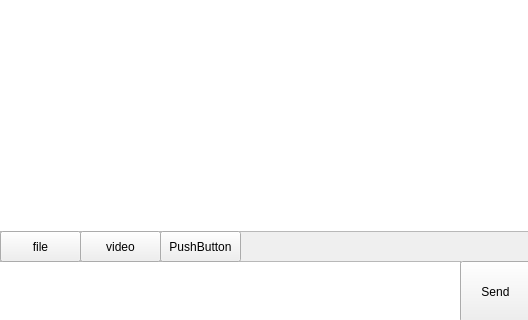
Qt form GUI/mainwindow.ui (FrozenBurning/MyQQ) before a commit; both pictures show x 380 to 908 and y 219 to 539 of the 908 by 539 pixel window.
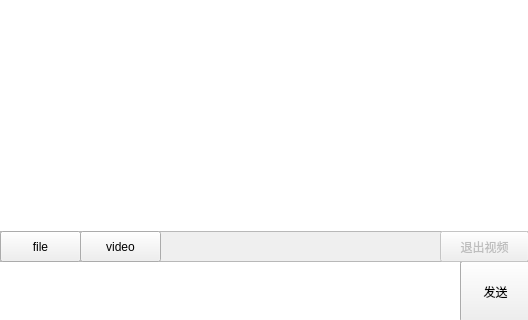
The same form after that commit.

```diff
--- a/GUI/mainwindow.ui
+++ b/GUI/mainwindow.ui
@@ -44,7 +44,7 @@
      </rect>
     </property>
     <property name="text">
-     <string>Send</string>
+     <string>发送</string>
     </property>
    </widget>
    <widget class="QPushButton" name="text_send">
@@ -98,22 +98,6 @@
      <bool>true</bool>
     </property>
    </widget>
-   <widget class="QPushButton" name="pushButton_5">
-    <property name="geometry">
-     <rect>
-      <x>540</x>
-      <y>450</y>
-      <width>81</width>
-      <height>31</height>
-     </rect>
-    </property>
-    <property name="text">
-     <string>PushButton</string>
-    </property>
-    <property name="checkable">
-     <bool>true</bool>
-    </property>
-   </widget>
    <widget class="QLabel" name="title">
     <property name="geometry">
      <rect>
@@ -176,6 +160,22 @@
      <string>添加</string>
     </property>
    </widget>
+   <widget class="QPushButton" name="quitvideo">
+    <property name="enabled">
+     <bool>false</bool>
+    </property>
+    <property name="geometry">
+     <rect>
+      <x>820</x>
+      <y>450</y>
+      <width>89</width>
+      <height>31</height>
+     </rect>
+    </property>
+    <property name="text">
+     <string>退出视频</string>
+    </property>
+   </widget>
   </widget>
  </widget>
  <resources/>
```
